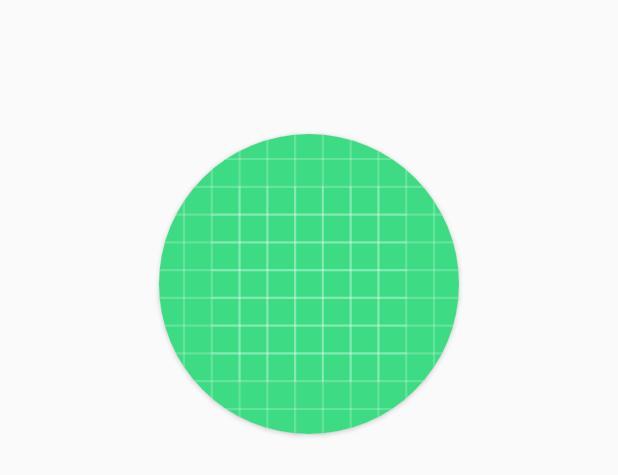
After one commit to narCord/DInt, an Android app: the layout activity_detail.xml on its own in the app's theme, with its tools: preview values and no code run, on a phone screen of 412 x 824 dp. The commit adds this screen. Shown: the top 475 px of the screen. Run offline under Robolectric (Android 15) with nearby library versions, the phone set to English and light mode, and no system bars; network calls fail.

Commit message:
Completada tarea 3

```diff
--- a/sprint4android/app/build.gradle.kts
+++ b/sprint4android/app/build.gradle.kts
@@ -32,6 +32,7 @@ android {
 }
 
 dependencies {
+    implementation("com.squareup.picasso:picasso:2.8")
     implementation("com.github.bumptech.glide:glide:4.13.0")
     implementation("com.android.volley:volley:1.2.1")
     implementation("androidx.appcompat:appcompat:1.6.1")
--- a/sprint4android/app/src/main/AndroidManifest.xml
+++ b/sprint4android/app/src/main/AndroidManifest.xml
@@ -22,6 +22,7 @@
                 <category android:name="android.intent.category.LAUNCHER" />
             </intent-filter>
         </activity>
+        <activity android:name=".DetailActivity" />
     </application>
 
 </manifest>
--- a/sprint4android/app/src/main/java/com/example/myothercatalog/BookRecyclerViewAdapter.java
+++ b/sprint4android/app/src/main/java/com/example/myothercatalog/BookRecyclerViewAdapter.java
@@ -22,8 +22,10 @@ public class BookRecyclerViewAdapter extends RecyclerView.Adapter<BookViewHolder
     @NonNull
     @Override
     public BookViewHolder onCreateViewHolder(@NonNull ViewGroup parent, int viewType) {
-        View view = LayoutInflater.from(parent.getContext()).inflate(R.layout.book_recycler_cell, parent, false);
-        return new BookViewHolder(view);
+        LayoutInflater inflater = LayoutInflater.from(parent.getContext());
+        View view = inflater.inflate(R.layout.book_recycler_cell, parent, false);
+        BookViewHolder bookViewHolder = new BookViewHolder(view);
+        return bookViewHolder;
     }
 
     @Override
--- /dev/null
+++ b/sprint4android/app/src/main/res/layout/activity_detail.xml
@@ -0,0 +1,47 @@
+<?xml version="1.0" encoding="utf-8"?>
+<androidx.constraintlayout.widget.ConstraintLayout xmlns:android="http://schemas.android.com/apk/res/android"
+    android:layout_width="match_parent"
+    android:layout_height="match_parent"
+    xmlns:tools="http://schemas.android.com/tools"
+    xmlns:app="http://schemas.android.com/apk/res-auto"
+    tools:context=".DetailActivity">
+
+    <TextView
+        android:id="@+id/detail_title"
+        android:layout_width="wrap_content"
+        android:layout_height="wrap_content"
+        android:textSize="40dp"
+        android:layout_marginTop="15dp"
+        app:layout_constraintTop_toTopOf="parent"
+        app:layout_constraintLeft_toLeftOf="parent"
+        app:layout_constraintRight_toRightOf="parent"/>
+
+    <androidx.cardview.widget.CardView
+        android:id="@+id/detail_card_view"
+        android:layout_width="200dp"
+        android:layout_height="200dp"
+        android:layout_marginTop="20dp"
+        app:layout_constraintTop_toBottomOf="@+id/detail_title"
+        app:layout_constraintLeft_toLeftOf="parent"
+        app:layout_constraintRight_toRightOf="parent"
+        app:cardCornerRadius="100dp">
+        <ImageView
+            android:id="@+id/detail_image"
+            android:layout_width="match_parent"
+            android:layout_height="match_parent"
+            android:scaleType="centerCrop"
+            android:src="@drawable/ic_launcher_background"/>
+    </androidx.cardview.widget.CardView>
+
+    <TextView
+        android:id="@+id/detail_description"
+        android:layout_width="wrap_content"
+        android:layout_height="wrap_content"
+        app:layout_constraintTop_toBottomOf="@id/detail_card_view"
+        app:layout_constraintLeft_toLeftOf="parent"
+        app:layout_constraintRight_toRightOf="parent"
+        android:layout_marginTop="40dp"
+        android:layout_marginHorizontal="10dp"
+        android:textAlignment="center" />
+
+</androidx.constraintlayout.widget.ConstraintLayout>
```
Also changed, not shown: sprint4android/app/src/main/java/com/example/myothercatalog/BookData.java (+4 -4 lines), sprint4android/app/src/main/java/com/example/myothercatalog/BookViewHolder.java (+11 -0 lines), sprint4android/app/src/main/java/com/example/myothercatalog/DetailActivity.java (+42 -1 lines).
